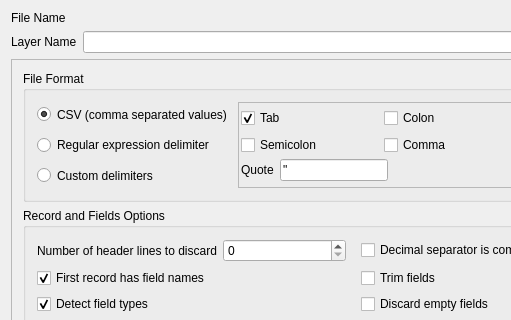
Qt form src/ui/qgsdelimitedtextsourceselectbase.ui (qgis/QGIS) before a commit; both pictures show x 0 to 511 and y 0 to 320 of the 730 by 643 pixel window.
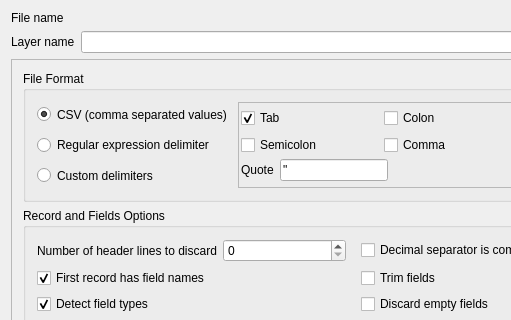
The same form after that commit. Icons and pictures are not drawn. Custom widgets are drawn as their Qt base class.

Patch:
```diff
--- a/src/ui/qgsdelimitedtextsourceselectbase.ui
+++ b/src/ui/qgsdelimitedtextsourceselectbase.ui
@@ -62,7 +62,7 @@
            </sizepolicy>
           </property>
           <property name="text">
-           <string>File Name</string>
+           <string>File name</string>
           </property>
           <property name="indent">
            <number>0</number>
@@ -88,7 +88,7 @@
            </sizepolicy>
           </property>
           <property name="text">
-           <string>Layer Name</string>
+           <string>Layer name</string>
           </property>
          </widget>
         </item>
```
